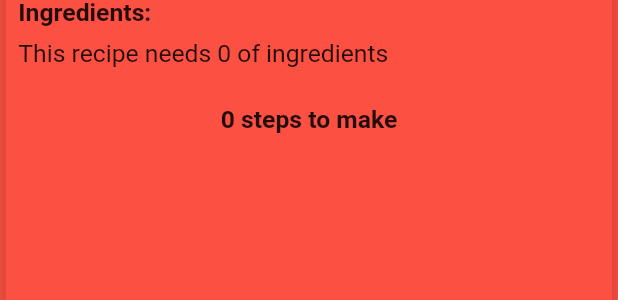
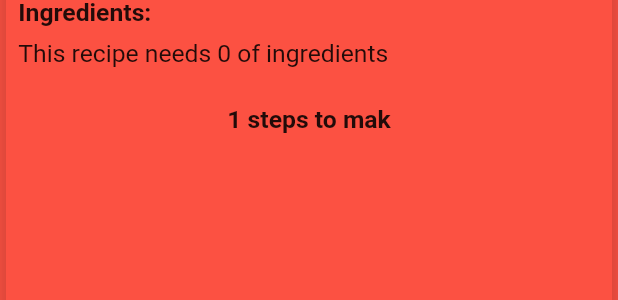
Before and after one commit to MAQ779/recipe_app, a Flutter app: what recipeCards() shows on an empty page, opened directly with empty values, on a phone screen of 412 x 824 dp. Shown: the part 134-434 px from the top of the screen. Run offline on Flutter 3.47's test engine with Material 2 defaults, Android fonts, the phone set to English and light mode, and no system bars; our stand-ins replace bloc, equatable, firebase_auth, firebase_core, flutter_bloc, flutter_form_builder and 3 more; accounts and stored records are empty; network calls fail.

```diff
--- a/lib/widgets/recipes_cards.dart
+++ b/lib/widgets/recipes_cards.dart
@@ -57,7 +57,7 @@ Widget recipeCards(BuildContext context, Recipe recipe, bool isPersonal) {
               addVerticalSpace(SizeConfigure.heightConfig! * 3),
               Center(
                 child: Text(
-                  '${recipe.directions!.length} steps to make',
+                  (recipe.directions!.length >1) ? '${recipe.directions!.length} steps to make': '1 steps to mak',
                   style:
                   TextStyle(fontSize: textSize, fontWeight: FontWeight.bold),
                 ),
```
